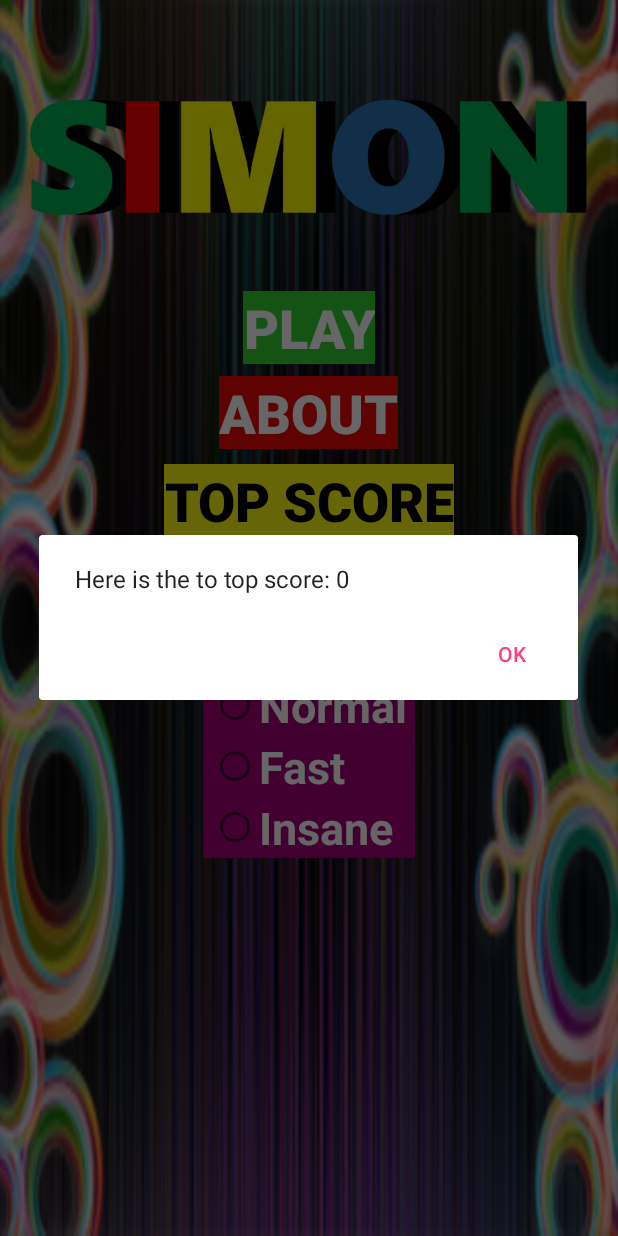
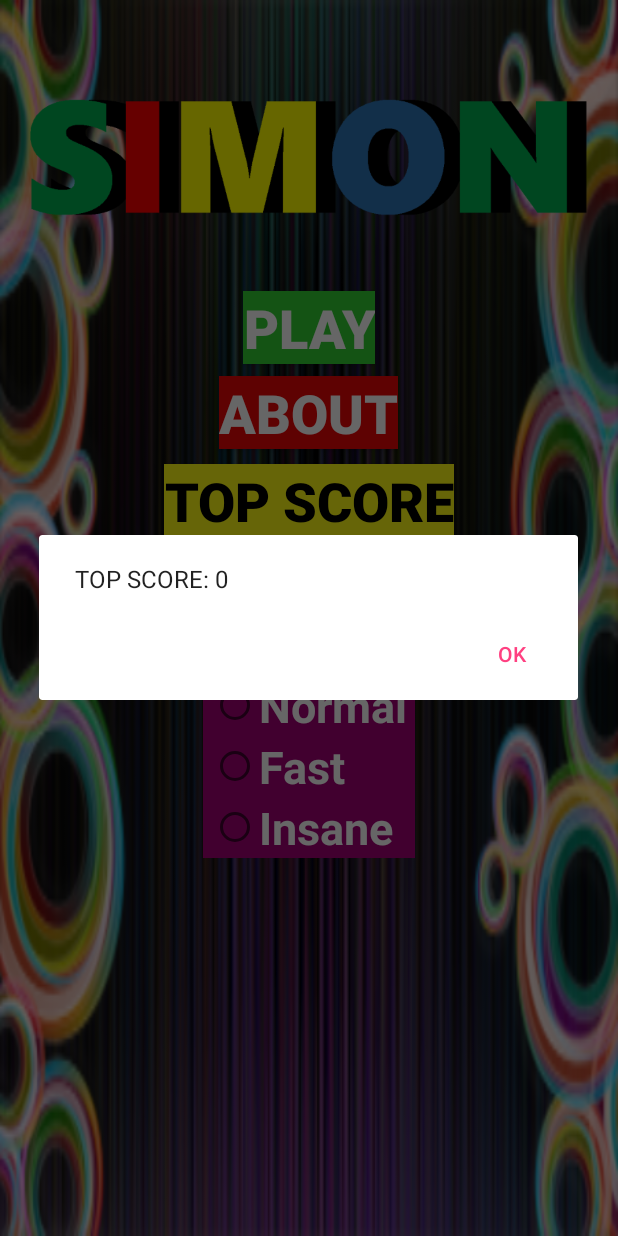
Before and after one commit to gary-larson/Simon, an Android app: the screen it shows after launch (Title), after a tap on "TOP SCORE", on a phone screen of 412 x 824 dp. Run offline under Robolectric (Android 15) with nearby library versions, the phone set to English and light mode, and no system bars.

Commit message:
* add onResume on title page * deleted empty lines * removed unused code

```diff
--- a/app/src/main/java/com/example/gary/simon/Title.java
+++ b/app/src/main/java/com/example/gary/simon/Title.java
@@ -36,7 +36,6 @@ public class Title extends AppCompatActivity implements RadioGroup.OnCheckedChan
         if (savedInstanceState == null) {
            readData();
         }
-
         Button b = (Button) findViewById(R.id.play_button);
         b.setOnClickListener(this);
         b = (Button) findViewById(R.id.score_button);
@@ -49,6 +48,13 @@ public class Title extends AppCompatActivity implements RadioGroup.OnCheckedChan
         //Set up listener for about button
         findViewById(R.id.about_button).setOnClickListener(new AboutApp());
     }
+
+    @Override
+    protected void onResume() {
+        super.onResume();
+        readData();
+    }
+
     /******************************************************************************************
      * method will start game, display developer's information, top score, and instruction
      * layout
@@ -75,7 +81,7 @@ public class Title extends AppCompatActivity implements RadioGroup.OnCheckedChan
         if(view.getId() == R.id.score_button){
 
             AlertDialog.Builder builder = new AlertDialog.Builder(view.getContext());
-            builder.setMessage("Here is the to top score: " +top_Score);
+            builder.setMessage("TOP SCORE: " +top_Score);
             builder.setPositiveButton("OK", null);
 
             AlertDialog dialog = builder.create();
@@ -106,9 +112,7 @@ public class Title extends AppCompatActivity implements RadioGroup.OnCheckedChan
             gameModeChosen =true;
             gameMode = 3;
         }
-
     }
-
     /******************************************************************************************
      * Class creates alertDialog to display apps' information about the developers and
      * credits to all sounds and images used.-By Antonio Ramos
@@ -169,19 +173,10 @@ public class Title extends AppCompatActivity implements RadioGroup.OnCheckedChan
             if (scanner.hasNext()) {
                 // Log.i("INFO", "---------- Read has DATA");
              //   int i;
-
                 top_Score = scanner.nextInt();
-
             }
             scanner.close();
         } catch (FileNotFoundException e) {
-           // AlertDialog.Builder builder = new AlertDialog.Builder(this);
-           // builder.setMessage("NO top scores. Please play game to record a top score");
-           // builder.setPositiveButton("OK", null);
-
-          //  AlertDialog dialog = builder.create();
-           // dialog.show();
-
             // Log.i("INFO", "---------- Read Exception");
             // ok if file does not exist
         }
--- a/app/src/main/res/layout/title.xml
+++ b/app/src/main/res/layout/title.xml
@@ -108,7 +108,6 @@
         android:textStyle="normal|bold"
         android:layout_marginTop="11dp"
         android:layout_below="@+id/score_button"
-        android:layout_alignParentStart="true"
-        android:layout_marginStart="55dp" />
+        android:layout_centerHorizontal="true" />
 
 </RelativeLayout>
```
Also changed, not shown: app/src/main/java/com/example/gary/simon/MainActivity.java (+1 -49 lines).
